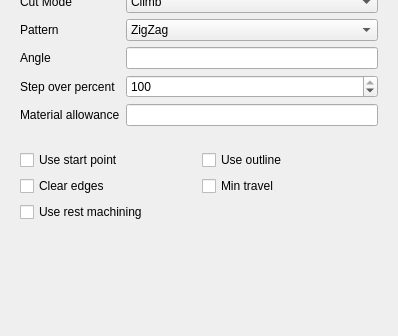
First picture: the form in src/Mod/CAM/Gui/Resources/panels/PageOpPocketFullEdit.ui, repository southseact-3d/fcd, before the edit; both pictures show x 0 to 398 and y 177 to 513 of the 398 by 513 pixel window.
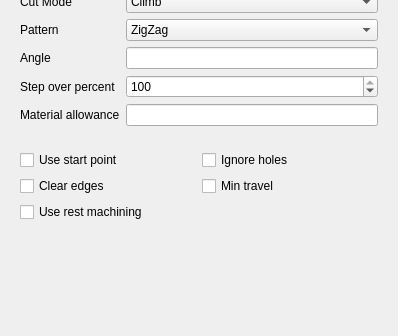
Second picture: the form after the edit. Custom widgets are drawn as their Qt base class.

Commit message: CAM: Avoid bosses when pocketing. (#24723)

```diff
--- a/src/Mod/CAM/Gui/Resources/panels/PageOpPocketFullEdit.ui
+++ b/src/Mod/CAM/Gui/Resources/panels/PageOpPocketFullEdit.ui
@@ -241,7 +241,7 @@
          <string>If selected the operation uses the outline of the selected base geometry and ignores all holes and islands</string>
         </property>
         <property name="text">
-         <string>Use outline</string>
+         <string>Ignore holes</string>
         </property>
        </widget>
       </item>
```
Left out of the diff: 2 changed lines with no effect on the pictures. The commit also changes 1 other file.
